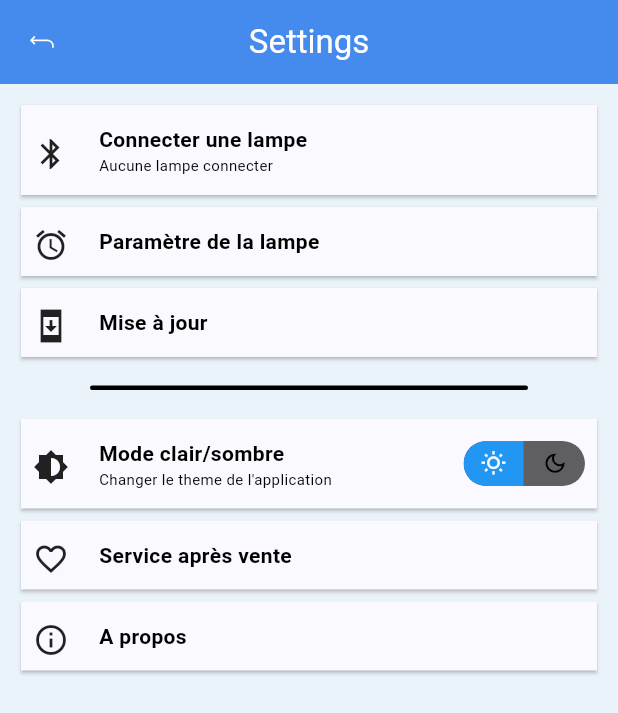
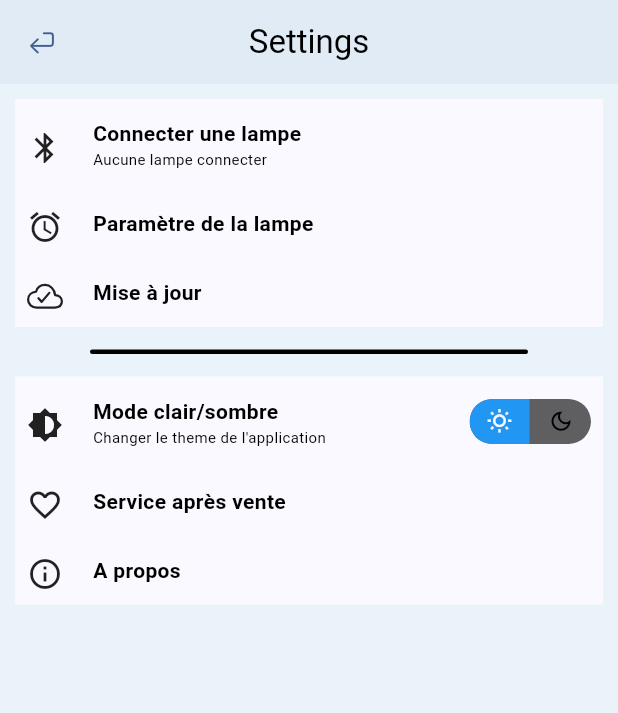
Before and after one commit to AymericROUVRAIS/lumiere, a Flutter app: the Settings screen opened by its route, on a phone screen of 412 x 824 dp. Shown: the top 713 px of the screen. Run offline on Flutter 3.47's test engine with Material 3 defaults, Android fonts, the phone set to English and light mode, and no system bars; drawn by our look-alikes of toggle_switch; our stand-ins replace flutter_speed_dial, ionicons.

Commit message:
Working on FAB
Finished settings page, and some cards

```diff
--- a/lib/components/settings_card.dart
+++ b/lib/components/settings_card.dart
@@ -23,6 +23,8 @@ class SettingsCard extends StatelessWidget {
       padding: const EdgeInsets.symmetric(horizontal: 10.0),
       child: Card(
         color: Theme.of(context).cardColor,
+        elevation: 0.0,
+        margin: EdgeInsets.zero,
         shape: Border(), // square border
         child: Padding(
           padding: const EdgeInsets.all(8.0),
--- a/lib/components/custom_toggle_switch.dart
+++ b/lib/components/settings_toggle_switch.dart
@@ -3,14 +3,14 @@ import 'package:toggle_switch/toggle_switch.dart';
 import 'package:lumiere/theme/theme_provider.dart';
 import 'package:provider/provider.dart';
 
-class CustomToggleSwitch extends StatefulWidget {
-  const CustomToggleSwitch({super.key});
+class SettingsToggleSwitch extends StatefulWidget {
+  const SettingsToggleSwitch({super.key});
 
   @override
-  State<CustomToggleSwitch> createState() => _CustomToggleSwitchState();
+  State<SettingsToggleSwitch> createState() => _SettingsToggleSwitchState();
 }
 
-class _CustomToggleSwitchState extends State<CustomToggleSwitch> {
+class _SettingsToggleSwitchState extends State<SettingsToggleSwitch> {
   late int _selectedIndex;
 
   @override
--- a/lib/screens/settings.dart
+++ b/lib/screens/settings.dart
@@ -1,9 +1,8 @@
+import 'package:flutter/cupertino.dart';
 import 'package:flutter/material.dart';
 import 'package:ionicons/ionicons.dart';
-import 'package:provider/provider.dart';
-import 'package:lumiere/theme/theme_provider.dart';
 import 'package:lumiere/components/settings_card.dart';
-import 'package:lumiere/components/custom_toggle_switch.dart';
+import 'package:lumiere/components/settings_toggle_switch.dart';
 import 'package:lumiere/components/settings_divider.dart';
 
 class Settings extends StatefulWidget {
@@ -16,14 +15,16 @@ class Settings extends StatefulWidget {
 class _SettingsState extends State<Settings> {
   @override
   Widget build(BuildContext context) {
-    final themeProvider = Provider.of<ThemeProvider>(context);
-
+    // final themeProvider = Provider.of<ThemeProvider>(context);
     return Scaffold(
       appBar: AppBar(
         title: const Text('Settings'),
         centerTitle: true,
         leading: TextButton(
-          child: Icon(Ionicons.return_up_back_outline, color: Colors.white),
+          child: Icon(
+            CupertinoIcons.return_icon,
+            color: Theme.of(context).primaryColor,
+          ),
           onPressed: () {
             Navigator.pop(context);
           },
@@ -31,7 +32,7 @@ class _SettingsState extends State<Settings> {
       ),
       body: Column(
         children: [
-          SizedBox(height: 10),
+          const SizedBox(height: 10),
           // Bluetooth
           SettingsCard(
             icon: Icons.bluetooth,
@@ -48,7 +49,7 @@ class _SettingsState extends State<Settings> {
           ),
           // Updates
           SettingsCard(
-            icon: Icons.security_update_sharp,
+            icon: Ionicons.cloud_done_outline,
             onTap: () {},
             leadingLabel: 'Mise à jour',
             subLabel: '',
@@ -57,7 +58,7 @@ class _SettingsState extends State<Settings> {
           // Theme mode
           SettingsCard(
             icon: Icons.brightness_6,
-            end: CustomToggleSwitch(),
+            end: SettingsToggleSwitch(),
             leadingLabel: 'Mode clair/sombre',
             subLabel: 'Changer le theme de l\'application',
             onTap: () {},
--- a/lib/theme/theme.dart
+++ b/lib/theme/theme.dart
@@ -10,8 +10,8 @@ final ThemeData lightMode = ThemeData(
   ),
   scaffoldBackgroundColor: const Color(0xFFEAF3FA), // Soft blue
   appBarTheme: const AppBarTheme(
-    backgroundColor: Color(0xFF458cf2), // Blue
-    foregroundColor: Colors.white,
+    backgroundColor: Color(0xFFEAF3FA), // Blue Color(0xFF458cf2)
+    foregroundColor: Colors.black,
     elevation: 1,
   ),
   textButtonTheme: TextButtonThemeData(
--- a/pubspec.yaml
+++ b/pubspec.yaml
@@ -13,9 +13,11 @@ dependencies:
   ionicons: ^0.2.2
   toggle_switch: ^2.3.0
   cupertino_icons: ^1.0.8
+  flutter_speed_dial: ^7.0.0
   font_awesome_flutter: ^10.8.0
   flutter_launcher_icons: ^0.14.4
   flutter_time_picker_spinner: ^2.0.0
+
 
 
 dev_dependencies:
```
Also changed, not shown: lib/components/main_card.dart (+62 -2 lines), lib/components/toggle_switch.dart (added, +25 -0 lines), lib/screens/homepage.dart (+36 -11 lines), pubspec.lock.
